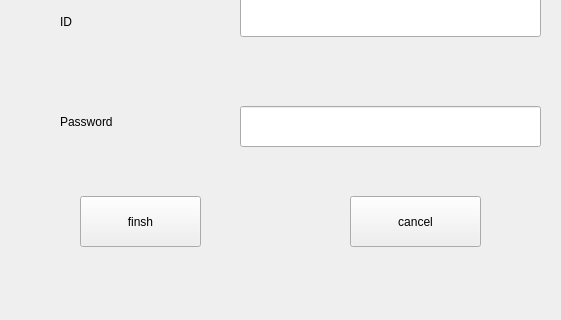
Qt form addmessage.ui (Mattie0000001/C-HomeworkManager) before a commit; both pictures show x 110 to 671 and y 224 to 544 of the 819 by 544 pixel window.
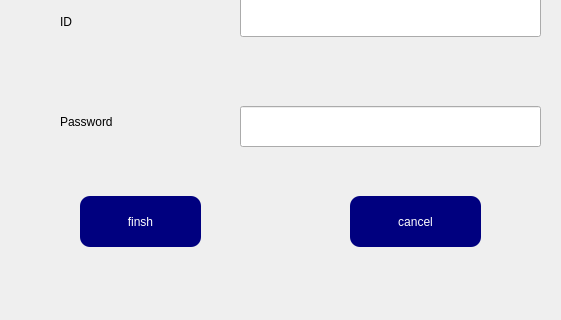
The same form after that commit.

What changed in the file:
```diff
--- a/addmessage.ui
+++ b/addmessage.ui
@@ -86,6 +86,11 @@
      <height>51</height>
     </rect>
    </property>
+   <property name="styleSheet">
+    <string notr="true">border-radius: 10px;
+background: rgb(0, 0, 127);
+color: white;</string>
+   </property>
    <property name="text">
     <string>finsh</string>
    </property>
@@ -99,6 +104,11 @@
      <height>51</height>
     </rect>
    </property>
+   <property name="styleSheet">
+    <string notr="true">border-radius: 10px;
+background: rgb(0, 0, 127);
+color: white;</string>
+   </property>
    <property name="text">
     <string>cancel</string>
    </property>
```
